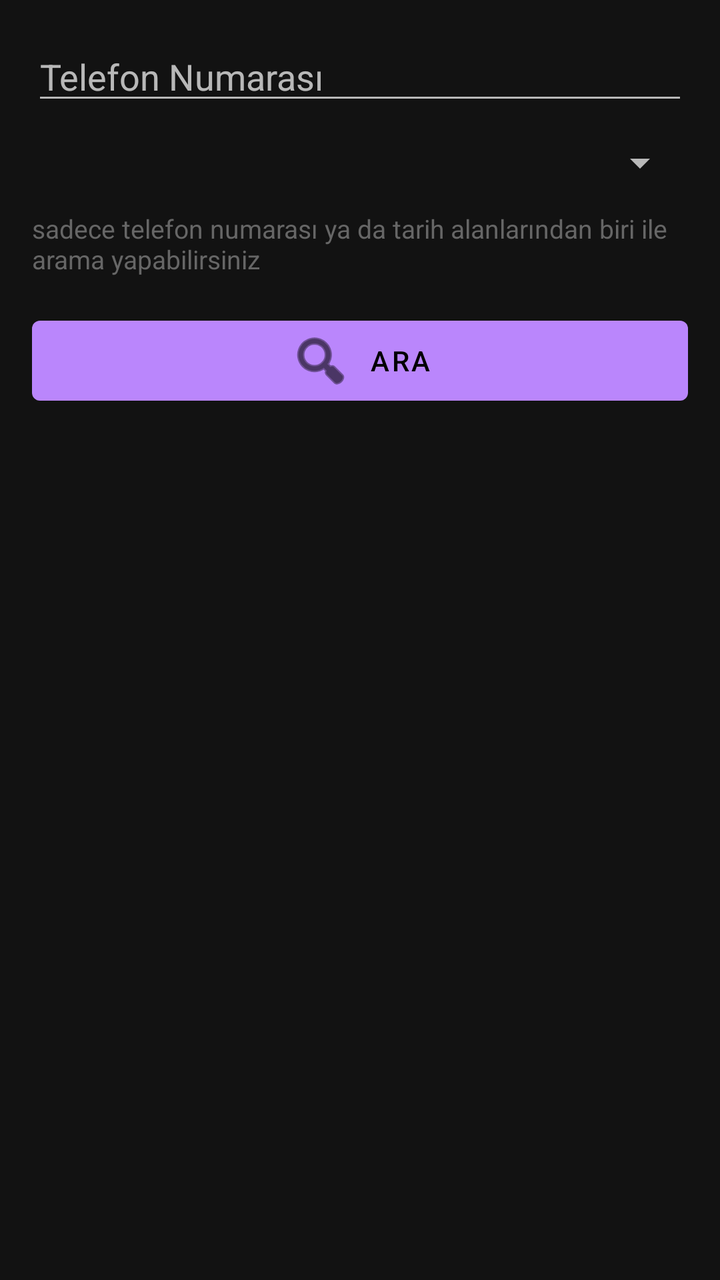
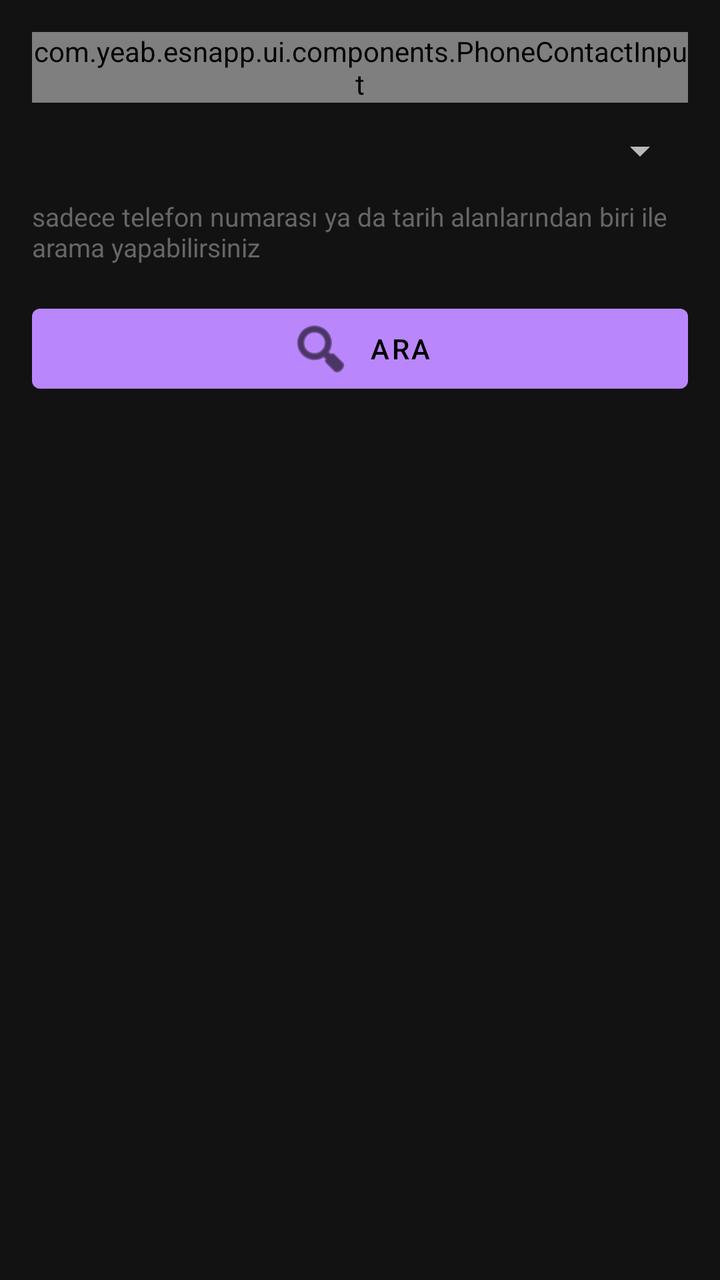

Two renders of the same Android screen: before a commit and after it. Below are the layout's source before the change and the commit's diff.
<!-- AndroidManifest.xml: application theme Theme.MaterialComponents.NoActionBar -->
<!-- res/layout/activity_past_orders_filter.xml -->
<androidx.constraintlayout.widget.ConstraintLayout
    xmlns:android="http://schemas.android.com/apk/res/android"
    xmlns:app="http://schemas.android.com/apk/res-auto"
    android:layout_width="match_parent"
    android:layout_height="match_parent"
    android:padding="16dp">

    <EditText
        android:id="@+id/edtPhone"
        android:layout_width="0dp"
        android:layout_height="wrap_content"
        android:hint="Telefon Numarası"
        android:inputType="number"
        android:maxLength="10"
        android:importantForAutofill="no"
        app:layout_constraintTop_toTopOf="parent"
        app:layout_constraintStart_toStartOf="parent"
        app:layout_constraintEnd_toEndOf="parent" />

    <Spinner
        android:id="@+id/spnDateRange"
        android:layout_width="0dp"
        android:layout_height="wrap_content"
        android:layout_marginTop="12dp"
        app:layout_constraintTop_toBottomOf="@id/edtPhone"
        app:layout_constraintStart_toStartOf="parent"
        app:layout_constraintEnd_toEndOf="parent" />

    <TextView
        android:id="@+id/txtNote"
        android:layout_width="0dp"
        android:layout_height="wrap_content"
        android:layout_marginTop="12dp"
        android:text="sadece telefon numarası ya da tarih alanlarından biri ile arama yapabilirsiniz"
        android:textColor="#666666"
        android:textSize="13sp"
        app:layout_constraintTop_toBottomOf="@id/spnDateRange"
        app:layout_constraintStart_toStartOf="parent"
        app:layout_constraintEnd_toEndOf="parent" />

    <com.google.android.material.button.MaterialButton
        android:id="@+id/btnSearch"
        android:layout_width="0dp"
        android:layout_height="wrap_content"
        android:layout_marginTop="16dp"
        android:text="Ara"
        app:icon="@android:drawable/ic_menu_search"
        app:iconPadding="8dp"
        app:iconGravity="textStart"
        app:layout_constraintTop_toBottomOf="@id/txtNote"
        app:layout_constraintStart_toStartOf="parent"
        app:layout_constraintEnd_toEndOf="parent" />
</androidx.constraintlayout.widget.ConstraintLayout>
<!-- resources referenced by this layout -->
<resources>

</resources>

<!-- the commit's change to res/layout/activity_past_orders_filter.xml (unified diff, before → after) -->
@@ -1,3 +1,4 @@
+<?xml version="1.0" encoding="utf-8"?>
 <androidx.constraintlayout.widget.ConstraintLayout
     xmlns:android="http://schemas.android.com/apk/res/android"
     xmlns:app="http://schemas.android.com/apk/res-auto"
@@ -5,14 +6,10 @@
     android:layout_height="match_parent"
     android:padding="16dp">
 
-    <EditText
-        android:id="@+id/edtPhone"
+    <com.yeab.esnapp.ui.components.PhoneContactInput
+        android:id="@+id/phoneInputComponent"
         android:layout_width="0dp"
         android:layout_height="wrap_content"
-        android:hint="Telefon Numarası"
-        android:inputType="number"
-        android:maxLength="10"
-        android:importantForAutofill="no"
         app:layout_constraintTop_toTopOf="parent"
         app:layout_constraintStart_toStartOf="parent"
         app:layout_constraintEnd_toEndOf="parent" />
@@ -22,7 +19,7 @@
         android:layout_width="0dp"
         android:layout_height="wrap_content"
         android:layout_marginTop="12dp"
-        app:layout_constraintTop_toBottomOf="@id/edtPhone"
+        app:layout_constraintTop_toBottomOf="@id/phoneInputComponent"
         app:layout_constraintStart_toStartOf="parent"
         app:layout_constraintEnd_toEndOf="parent" />
 
